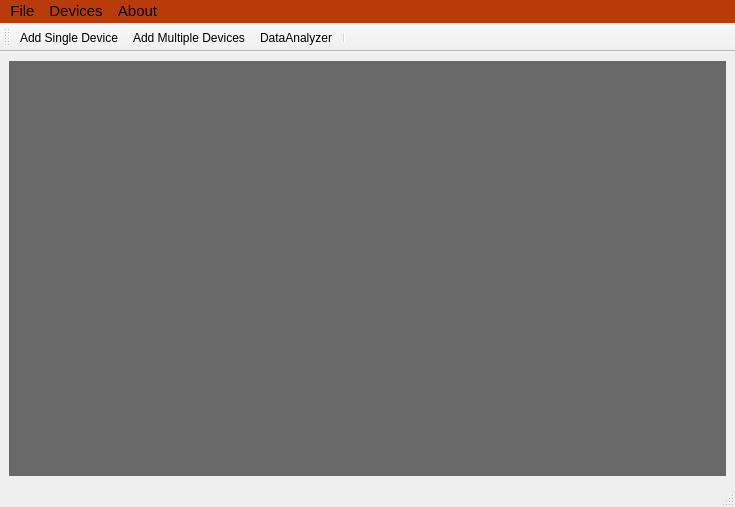
Before: the Qt Designer form Source/openept.ui in turkmanovic/OpenEPT_GUI, drawn with Qt 5.
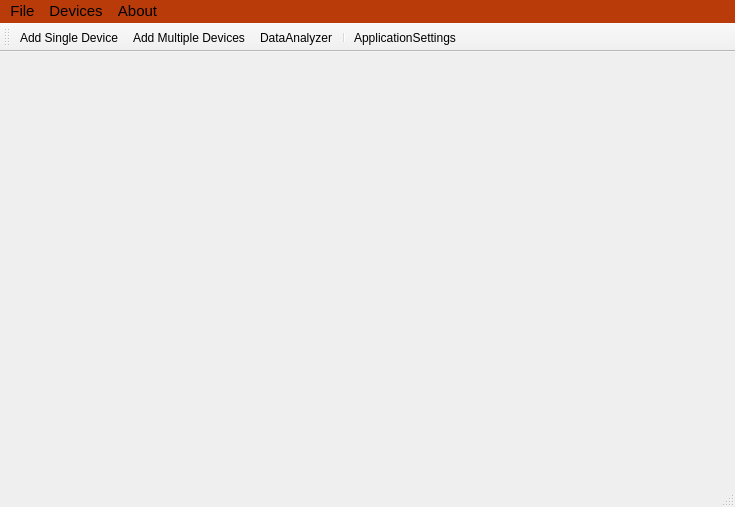
After: the same form once the commit is applied. Icons and pictures are not drawn.

What changed in the file:
```diff
--- a/Source/openept.ui
+++ b/Source/openept.ui
@@ -25,60 +25,9 @@
     </sizepolicy>
    </property>
    <layout class="QVBoxLayout" name="verticalLayout">
-    <item>
-     <widget class="QMdiArea" name="mdiArea">
-      <property name="enabled">
-       <bool>true</bool>
-      </property>
-      <property name="font">
-       <font>
-        <family>Arial</family>
-        <pointsize>11</pointsize>
-        <weight>75</weight>
-        <bold>true</bold>
-       </font>
-      </property>
-      <property name="autoFillBackground">
-       <bool>false</bool>
-      </property>
-      <property name="styleSheet">
-       <string notr="true"/>
-      </property>
-      <property name="frameShadow">
-       <enum>QFrame::Raised</enum>
-      </property>
-      <property name="verticalScrollBarPolicy">
-       <enum>Qt::ScrollBarAsNeeded</enum>
-      </property>
-      <property name="horizontalScrollBarPolicy">
-       <enum>Qt::ScrollBarAsNeeded</enum>
-      </property>
-      <property name="sizeAdjustPolicy">
-       <enum>QAbstractScrollArea::AdjustToContents</enum>
-      </property>
-      <property name="background">
-       <brush brushstyle="SolidPattern">
-        <color alpha="255">
-         <red>104</red>
-         <green>104</green>
-         <blue>104</blue>
-        </color>
-       </brush>
-      </property>
-      <property name="viewMode">
-       <enum>QMdiArea::SubWindowView</enum>
-      </property>
-      <property name="documentMode">
-       <bool>true</bool>
-      </property>
-      <property name="tabsClosable">
-       <bool>true</bool>
-      </property>
-      <property name="tabsMovable">
-       <bool>true</bool>
-      </property>
-     </widget>
-    </item>
+    <property name="sizeConstraint">
+     <enum>QLayout::SetMaximumSize</enum>
+    </property>
    </layout>
   </widget>
   <widget class="QMenuBar" name="menubar">
@@ -138,6 +87,7 @@
    <addaction name="actionAddMultipleDevices"/>
    <addaction name="actionDataAnalyzer"/>
    <addaction name="separator"/>
+   <addaction name="actionApplicationSettings"/>
   </widget>
   <action name="actionAddMultipleDevices">
    <property name="icon">
```
